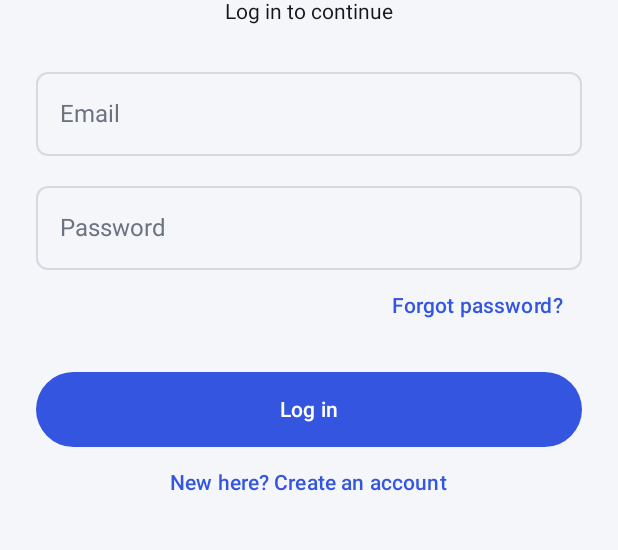
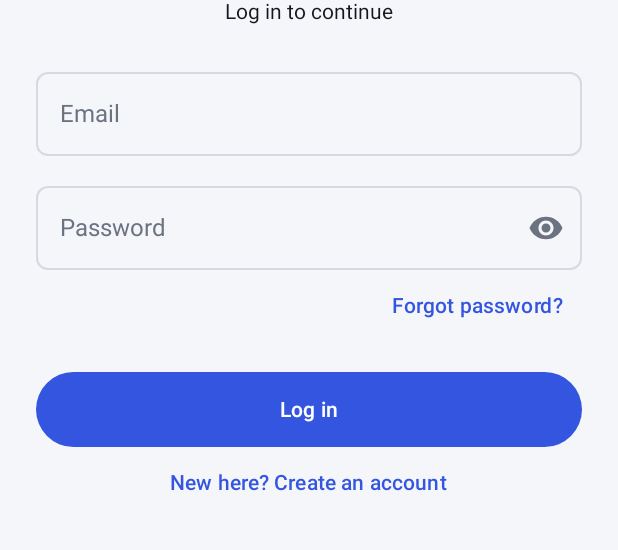
Before and after one commit to janvi0802/ServiceHub, an Android app built with Jetpack Compose: the screen it shows after launch (MainActivity), on a phone screen of 412 x 824 dp, the part 464-1014 px from its top. Run offline under Robolectric (Android 15) with nearby library versions, the phone set to English and light mode, and no system bars; our stand-ins replace Firebase (no records; nobody signed in at launch, a user with empty details on screens opened directly).

Commit message:
Show/hide password, admin password reset link, category filter on admin users and bookings

```diff
--- a/app/src/main/java/com/example/servicehub/ui/components/FormFields.kt
+++ b/app/src/main/java/com/example/servicehub/ui/components/FormFields.kt
@@ -6,6 +6,9 @@ import androidx.compose.foundation.layout.fillMaxWidth
 import androidx.compose.foundation.text.KeyboardOptions
 import androidx.compose.material.icons.Icons
 import androidx.compose.material.icons.filled.ArrowDropDown
+import androidx.compose.material.icons.filled.Visibility
+import androidx.compose.material.icons.filled.VisibilityOff
+import androidx.compose.material3.IconButton
 import androidx.compose.material3.DropdownMenu
 import androidx.compose.material3.DropdownMenuItem
 import androidx.compose.material3.Icon
@@ -21,7 +24,10 @@ import androidx.compose.ui.text.input.KeyboardType
 import androidx.compose.ui.text.input.PasswordVisualTransformation
 import androidx.compose.ui.text.input.VisualTransformation
 
-/** A normal one-line text box with a label. */
+/**
+ * A normal one-line text box with a label.
+ * Password boxes get an eye icon: tap it to show or hide the typed password.
+ */
 @Composable
 fun TextInput(
     value: String,
@@ -33,15 +39,27 @@ fun TextInput(
     singleLine: Boolean = true,
     enabled: Boolean = true,
 ) {
+    // Hidden (dots) by default; the eye icon switches it
+    var showPassword by remember { mutableStateOf(false) }
     OutlinedTextField(
         value = value,
         onValueChange = onValueChange,
         label = { Text(label) },
         singleLine = singleLine,
         enabled = enabled,
-        keyboardOptions = KeyboardOptions(keyboardType = keyboardType),
-        visualTransformation = if (isPassword) PasswordVisualTransformation()
+        keyboardOptions = KeyboardOptions(keyboardType = if (isPassword) KeyboardType.Password else keyboardType),
+        visualTransformation = if (isPassword && !showPassword) PasswordVisualTransformation()
         else VisualTransformation.None,
+        trailingIcon = if (isPassword) {
+            {
+                IconButton(onClick = { showPassword = !showPassword }) {
+                    Icon(
+                        if (showPassword) Icons.Filled.VisibilityOff else Icons.Filled.Visibility,
+                        contentDescription = if (showPassword) "Hide password" else "Show password",
+                    )
+                }
+            }
+        } else null,
         modifier = modifier.fillMaxWidth(),
     )
 }
--- a/gradle/libs.versions.toml
+++ b/gradle/libs.versions.toml
@@ -1,5 +1,5 @@
 [versions]
-agp = "9.5.0"
+agp = "9.5.2"
 coreKtx = "1.10.1"
 junit = "4.13.2"
 junitVersion = "1.1.5"
```
Also changed, not shown: app/src/main/java/com/example/servicehub/ui/admin/AdminControlScreens.kt (+91 -5 lines), 2 other files.
